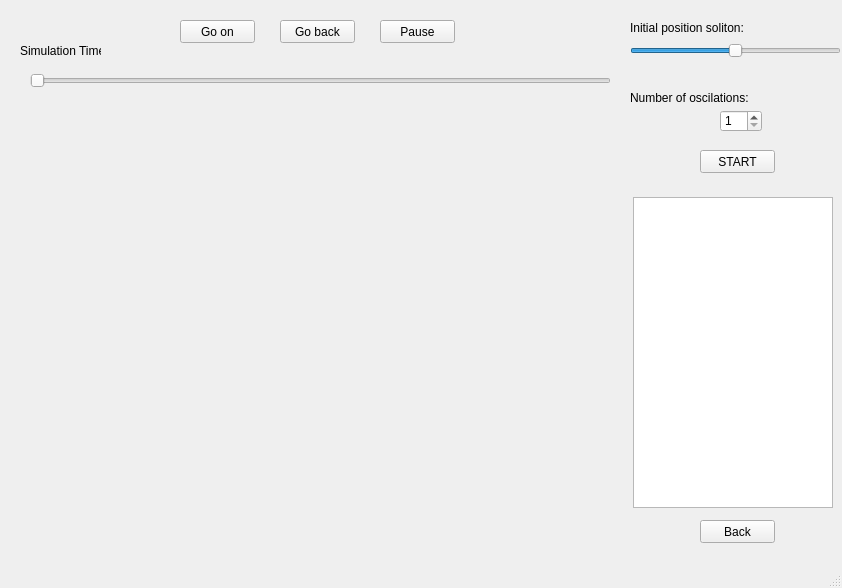
Before: the Qt Designer form DS.ui in brunojulia/ultracoldUB, drawn with Qt 5.
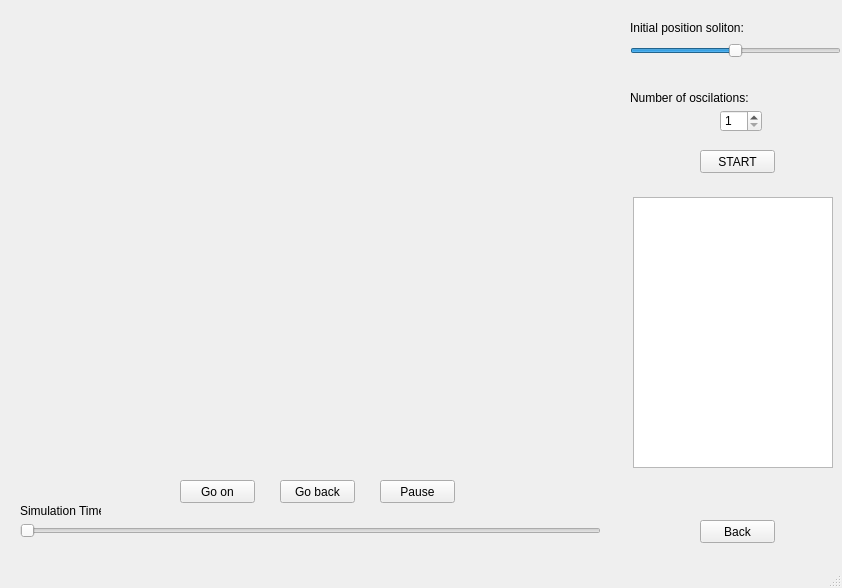
After: the same form once the commit is applied.

What changed in the file:
```diff
--- a/DS.ui
+++ b/DS.ui
@@ -18,7 +18,7 @@
     <property name="geometry">
      <rect>
       <x>10</x>
-      <y>100</y>
+      <y>10</y>
       <width>621</width>
       <height>461</height>
      </rect>
@@ -34,7 +34,7 @@
     </property>
     <layout class="QVBoxLayout" name="mplvl">
      <property name="spacing">
-      <number>6</number>
+      <number>2</number>
      </property>
      <property name="leftMargin">
       <number>0</number>
@@ -42,6 +42,9 @@
      <property name="topMargin">
       <number>0</number>
      </property>
+     <property name="bottomMargin">
+      <number>0</number>
+     </property>
     </layout>
    </widget>
    <widget class="QListWidget" name="mplfigs">
@@ -50,7 +53,7 @@
       <x>633</x>
       <y>197</y>
       <width>200</width>
-      <height>311</height>
+      <height>271</height>
      </rect>
     </property>
     <property name="sizePolicy">
@@ -185,8 +188,8 @@
    <widget class="QSlider" name="slider_simulation">
     <property name="geometry">
      <rect>
-      <x>30</x>
-      <y>70</y>
+      <x>20</x>
+      <y>520</y>
       <width>581</width>
       <height>22</height>
      </rect>
@@ -199,7 +202,7 @@
     <property name="geometry">
      <rect>
       <x>20</x>
-      <y>40</y>
+      <y>500</y>
       <width>81</width>
       <height>21</height>
      </rect>
@@ -212,7 +215,7 @@
     <property name="geometry">
      <rect>
       <x>100</x>
-      <y>40</y>
+      <y>500</y>
       <width>46</width>
       <height>21</height>
      </rect>
@@ -225,7 +228,7 @@
     <property name="geometry">
      <rect>
       <x>180</x>
-      <y>20</y>
+      <y>480</y>
       <width>75</width>
       <height>23</height>
      </rect>
@@ -238,7 +241,7 @@
     <property name="geometry">
      <rect>
       <x>280</x>
-      <y>20</y>
+      <y>480</y>
       <width>75</width>
       <height>23</height>
      </rect>
@@ -251,7 +254,7 @@
     <property name="geometry">
      <rect>
       <x>380</x>
-      <y>20</y>
+      <y>480</y>
       <width>75</width>
       <height>23</height>
      </rect>
```
